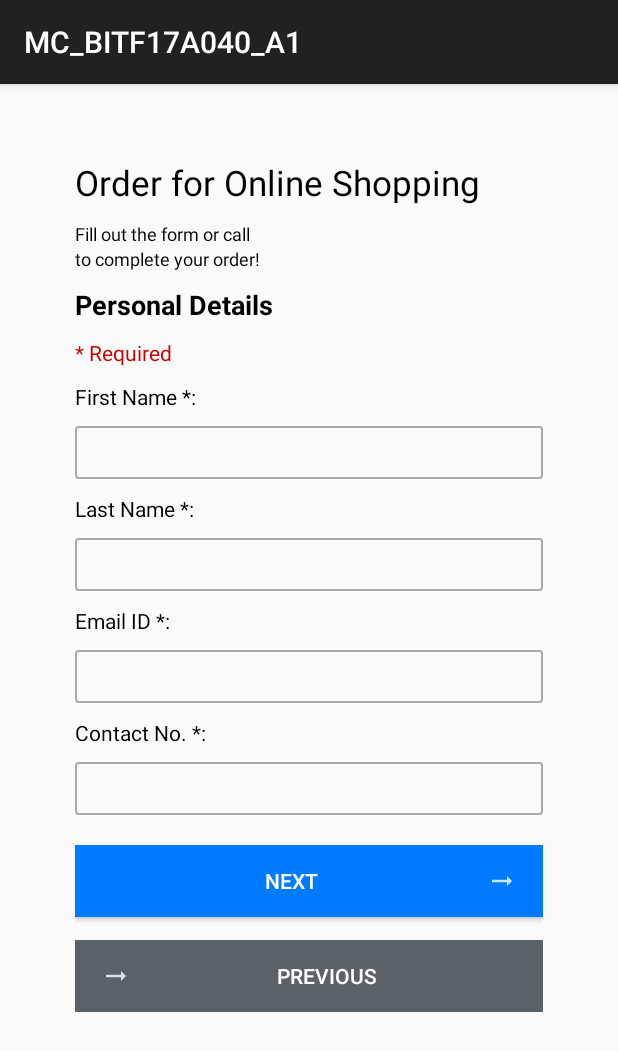
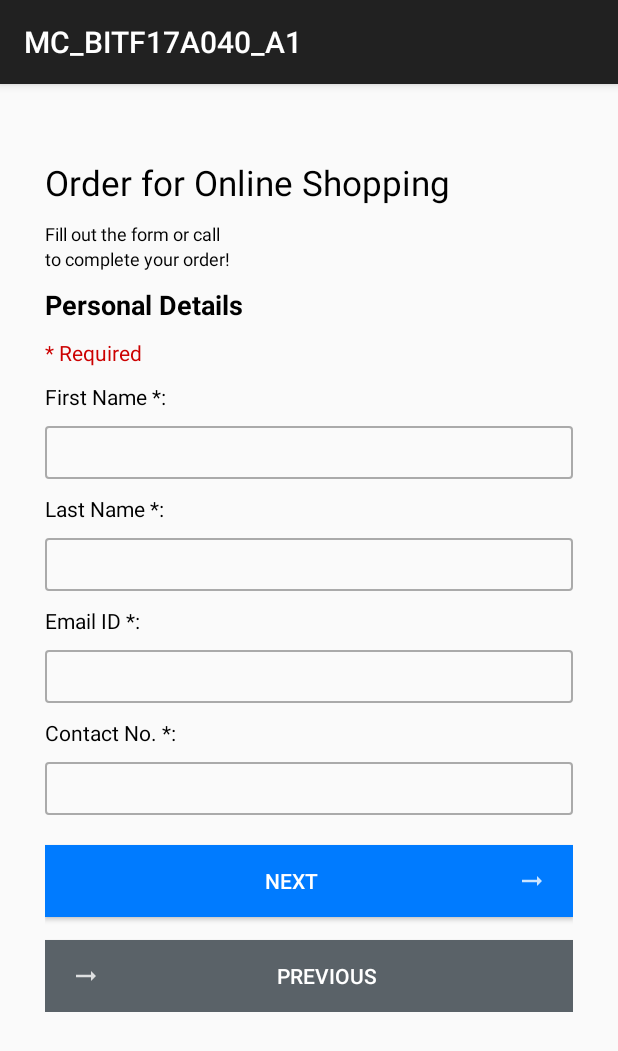
Before and after one commit to sohaibsalman/shopping-app, an Android app: the PersonalInfoActivity screen opened directly, with no data from a screen before it, on a phone screen of 412 x 824 dp. Shown: the top 1051 px of the screen. Run offline under Robolectric (Android 15) with nearby library versions, the phone set to English and light mode, and no system bars.

Commit message:
Change layout to enable scrolling

```diff
--- a/app/src/main/AndroidManifest.xml
+++ b/app/src/main/AndroidManifest.xml
@@ -9,7 +9,7 @@
         android:roundIcon="@mipmap/ic_launcher_round"
         android:supportsRtl="true"
         android:theme="@style/AppTheme">
-        <activity android:name=".CompnayInfoActivity"></activity>
+        <activity android:name=".CompanyInfoActivity"></activity>
         <activity android:name=".PersonalInfoActivity" />
         <activity
             android:name=".HomeActivity"
--- a/app/src/main/java/com/example/mc_bitf17a040_a1/PersonalInfoActivity.java
+++ b/app/src/main/java/com/example/mc_bitf17a040_a1/PersonalInfoActivity.java
@@ -2,13 +2,54 @@ package com.example.mc_bitf17a040_a1;
 
 import androidx.appcompat.app.AppCompatActivity;
 
+import android.content.Intent;
 import android.os.Bundle;
+import android.view.View;
+import android.widget.Button;
+import android.widget.EditText;
 
-public class PersonalInfoActivity extends AppCompatActivity {
+import java.io.Serializable;
+
+public class PersonalInfoActivity extends AppCompatActivity implements View.OnClickListener, Serializable {
+
+    private Button btnNext;
+    private EditText txtFirstName;
+    private EditText txtLastName;
+    private EditText txtEmail;
+    private EditText txtContact;
+
+    private PersonalDetails personalDetails;
 
     @Override
     protected void onCreate(Bundle savedInstanceState) {
         super.onCreate(savedInstanceState);
         setContentView(R.layout.activity_personal_info);
+
+        btnNext = (Button) findViewById(R.id.btnPersonalNext);
+        txtFirstName = (EditText) findViewById(R.id.txtFirstName);
+        txtLastName = (EditText) findViewById(R.id.txtLastName);
+        txtContact = (EditText) findViewById(R.id.txtContact);
+        txtEmail = (EditText) findViewById(R.id.txtEmail);
+
+        btnNext.setOnClickListener(this);
+    }
+
+    @Override
+    public void onClick(View v) {
+        if(v.getId() == R.id.btnPersonalNext)
+        {
+            personalDetails = new PersonalDetails();
+
+            personalDetails.firstName = txtFirstName.getText().toString();
+            personalDetails.lastName = txtLastName.getText().toString();
+            personalDetails.email = txtEmail.getText().toString();
+            personalDetails.contact = txtContact.getText().toString();
+
+            Intent companyScreen = new Intent(PersonalInfoActivity.this, CompanyInfoActivity.class);
+
+            companyScreen.putExtra("PersonalDetails", (Serializable) personalDetails);
+
+            startActivity(companyScreen);
+        }
     }
 }
--- a/app/src/main/res/layout/activity_personal_info.xml
+++ b/app/src/main/res/layout/activity_personal_info.xml
@@ -1,18 +1,14 @@
 <?xml version="1.0" encoding="utf-8"?>
 
-<LinearLayout
-    xmlns:android="http://schemas.android.com/apk/res/android"
-    android:layout_height="match_parent"
-    android:layout_width="match_parent">
-
     <ScrollView
+        xmlns:android="http://schemas.android.com/apk/res/android"
         android:layout_width="match_parent"
         android:layout_height="match_parent">
 
         <LinearLayout
+            style="@style/layout_padding"
             android:layout_width="match_parent"
             android:layout_height="wrap_content"
-            android:layout_margin="50dp"
             android:orientation="vertical">
 
             <TextView
@@ -61,7 +57,7 @@
             <EditText
                 style="@style/textbox"
                 android:id="@+id/txtEmail"
-                android:inputType="textPersonName"
+                android:inputType="textEmailAddress"
                 android:background="@drawable/texbox_border" />
             <TextView
                 style="@style/label"
@@ -70,15 +66,17 @@
             <EditText
                 style="@style/textbox"
                 android:id="@+id/txtContact"
-                android:inputType="textPersonName"
+                android:inputType="number"
                 android:background="@drawable/texbox_border" />
 
             <Button
+                android:id="@+id/btnPersonalNext"
                 style="@style/button_next"
                 android:layout_marginTop="20dp"
                 android:text="@string/button_next"/>
 
             <Button
+                android:id="@+id/btnPersonalPrev"
                 style="@style/button_prev"
                 android:layout_marginTop="15dp"
                 android:text="@string/button_prev"/>
@@ -86,5 +84,3 @@
         </LinearLayout>
 
     </ScrollView>
-
-</LinearLayout>
--- a/app/src/main/res/values/styles.xml
+++ b/app/src/main/res/values/styles.xml
@@ -4,6 +4,13 @@
         <item name="android:textColor">@android:color/black</item>
         <item name="android:layout_width">fill_parent</item>
         <item name="android:layout_height">wrap_content</item>
+    </style>
+
+    <style name="layout_padding">
+        <item name="android:paddingTop">50dp</item>
+        <item name="android:paddingBottom">50dp</item>
+        <item name="android:paddingLeft">30dp</item>
+        <item name="android:paddingRight">30dp</item>
     </style>
 
     <style name="heading_h1">
@@ -41,15 +48,16 @@
         <item name="android:background">#007bff</item>
         <item name="android:drawableRight">@drawable/ic_arrow_right</item>
         <item name="android:textColor">@android:color/background_light</item>
-        <item name="android:paddingHorizontal">15dp</item>
+        <item name="android:paddingStart">15dp</item>
+        <item name="android:paddingEnd">15dp</item>
     </style>
 
     <style name="button_prev">
         <item name="android:background">#5a6268</item>
         <item name="android:drawableLeft">@drawable/ic_arrow_right</item>
         <item name="android:textColor">@android:color/background_light</item>
-        <item name="android:paddingHorizontal">15dp</item>
-    </style>
+        <item name="android:paddingStart">15dp</item>
+        <item name="android:paddingEnd">15dp</item>    </style>
 
     <style name="button_img">
         <item name="android:layout_width">0dp</item>
@@ -57,7 +65,8 @@
         <item name="android:layout_weight">1</item>
         <item name="android:gravity">center</item>
         <item name="android:orientation">vertical</item>
-        <item name="android:paddingVertical">40dp</item>
+        <item name="android:paddingTop">40dp</item>
+        <item name="android:paddingBottom">40dp</item>
         <item name="android:layout_marginRight">20dp</item>
         <item name="android:background">@drawable/border</item>
     </style>
@@ -72,7 +81,8 @@
     <style name="label">
         <item name="android:layout_width">fill_parent</item>
         <item name="android:layout_height">wrap_content</item>
-        <item name="android:layout_marginVertical">10dp</item>
+        <item name="android:layout_marginTop">10dp</item>
+        <item name="android:layout_marginBottom">10dp</item>
     </style>
 
     <style name="textbox">
```
Also changed, not shown: app/src/main/java/com/example/mc_bitf17a040_a1/CompanyInfoActivity.java (added, +39 -0 lines), app/src/main/java/com/example/mc_bitf17a040_a1/CompnayInfoActivity.java (deleted, +0 -14 lines), app/src/main/java/com/example/mc_bitf17a040_a1/HomeActivity.java (+20 -1 lines), app/src/main/java/com/example/mc_bitf17a040_a1/PersonalDetails.java (added, +9 -0 lines), app/src/main/res/layout/activity_company_info.xml (renamed from app/src/main/res/layout/activity_compnay_info.xml, +4 -9 lines), app/src/main/res/layout/activity_home.xml (+3 -11 lines), app/src/main/res/layout/activity_main.xml (+3 -12 lines).
